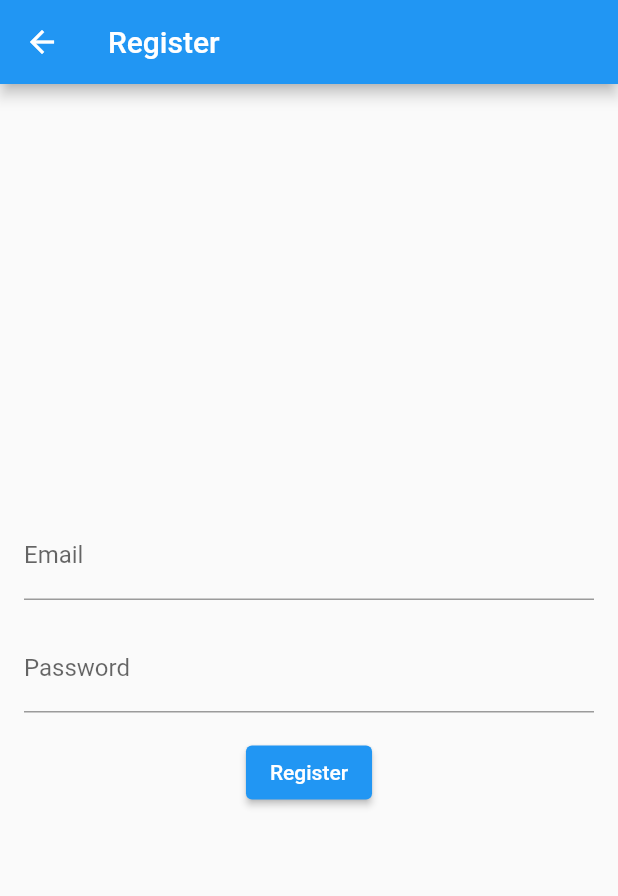
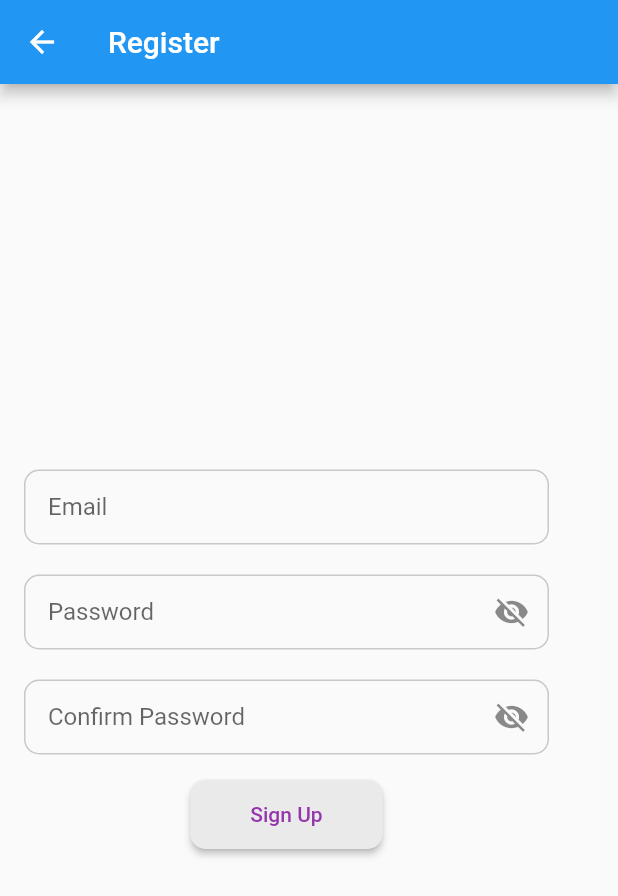
Before and after one commit to George535220173/UAS_E-MONEY, a Flutter app: the RegisterPage screen opened directly, on a phone screen of 412 x 824 dp. Shown: the top 896 px of the screen. Run offline on Flutter 3.47's test engine with Material 2 defaults, Android fonts, the phone set to English and light mode, and no system bars; network calls fail.

Commit message:
Update register.dart

```diff
--- a/lib/registerlogin/register.dart
+++ b/lib/registerlogin/register.dart
@@ -9,6 +9,9 @@ class RegisterPage extends StatefulWidget {
 class _RegisterPageState extends State<RegisterPage> {
   TextEditingController emailController = TextEditingController();
   TextEditingController passwordController = TextEditingController();
+  TextEditingController confirmPasswordController = TextEditingController();
+  bool isPasswordVisible = false;
+  bool isConfirmPasswordVisible = false;
 
   @override
   Widget build(BuildContext context) {
@@ -21,36 +24,132 @@ class _RegisterPageState extends State<RegisterPage> {
         child: Column(
           mainAxisAlignment: MainAxisAlignment.center,
           children: [
-            TextField(
+            // Box Email
+            Container(
+              width: 350,
+              decoration: BoxDecoration(
+                border: Border.all(
+                  color: Color.fromARGB(255, 0, 0, 0).withOpacity(0.2),
+                ),
+                borderRadius: BorderRadius.circular(10.0),
+              ),
+              child: TextField(
                 controller: emailController,
                 decoration: InputDecoration(
                   labelText: 'Email',
+                  border: InputBorder.none,
+                  contentPadding: EdgeInsets.symmetric(horizontal: 15.0),
+                ),
+              ),
+            ),
+            SizedBox(height: 20),
+
+            // Box Password
+            Container(
+              width: 350,
+              decoration: BoxDecoration(
+                border: Border.all(
+                  color: const Color.fromARGB(255, 0, 0, 0).withOpacity(0.2),
+                ),
+                borderRadius: BorderRadius.circular(10.0),
+              ),
+              child: TextField(
+                controller: passwordController,
+                obscureText: !isPasswordVisible,
+                decoration: InputDecoration(
+                  labelText: 'Password',
+                  suffixIcon: IconButton(
+                    icon: isPasswordVisible
+                        ? Icon(Icons.visibility)
+                        : Icon(Icons.visibility_off),
+                    onPressed: () {
+                      setState(() {
+                        isPasswordVisible = !isPasswordVisible;
+                      });
+                    },
+                  ),
+                  border: InputBorder.none,
+                  contentPadding: EdgeInsets.symmetric(horizontal: 15.0),
+                ),
+              ),
+            ),
+            SizedBox(height: 20),
+
+            // Box Confirm Password
+            Container(
+              width: 350,
+              decoration: BoxDecoration(
+                border: Border.all(
+                  color: const Color.fromARGB(255, 0, 0, 0).withOpacity(0.2),
+                ),
+                borderRadius: BorderRadius.circular(10.0),
+              ),
+              child: TextField(
+                controller: confirmPasswordController,
+                obscureText: !isConfirmPasswordVisible,
+                decoration: InputDecoration(
+                  labelText: 'Confirm Password',
+                  suffixIcon: IconButton(
+                    icon: isConfirmPasswordVisible
+                        ? Icon(Icons.visibility)
+                        : Icon(Icons.visibility_off),
+                    onPressed: () {
+                      setState(() {
+                        isConfirmPasswordVisible = !isConfirmPasswordVisible;
+                      });
+                    },
+                  ),
+                  border: InputBorder.none,
+                  contentPadding: EdgeInsets.symmetric(horizontal: 15.0),
+                ),
               ),
             ),
             SizedBox(height: 16),
-            TextField(
-              controller: passwordController,
-              decoration: InputDecoration(
-                labelText: 'Password',
-              ),
-              obscureText: true,
-            ),
-            SizedBox(height: 16),
+
+            // Sign Up Button
             ElevatedButton(
               onPressed: () {
-                // Simpan informasi registrasi (misalnya, di database)
-                String email = emailController.text;
-                String password = passwordController.text;
+                // Validate email and password
+                bool isEmailValid = emailController.text.endsWith('@gmail.com');
+                bool isPasswordMatch =
+                    passwordController.text == confirmPasswordController.text;
 
-                // Pindah ke halaman login setelah registrasi
+                if (!isEmailValid) {
+                  ScaffoldMessenger.of(context).showSnackBar(
+                    SnackBar(
+                      content: Text('Invalid email format'),
+                      backgroundColor: Colors.red,
+                    ),
+                  );
+                } else if (!isPasswordMatch) {
+                  ScaffoldMessenger.of(context).showSnackBar(
+                    SnackBar(
+                      content: Text('Password does not match'),
+                      backgroundColor: Colors.red,
+                    ),
+                  );
+                } else {
+                  // Register logic here
+
+                  // Move to login page after successful registration
                   Navigator.push(
                     context,
                     MaterialPageRoute(
                       builder: (context) => LoginPage(),
                     ),
                   );
+                }
               },
-              child: Text('Register'),
+
+              style: ElevatedButton.styleFrom(
+                primary: Color.fromARGB(255, 234, 234, 234), // Background color
+                onPrimary: Color.fromARGB(255, 149, 53, 173), // Text color
+                padding: EdgeInsets.symmetric(horizontal: 40, vertical: 15),
+                shape: RoundedRectangleBorder(
+                  borderRadius: BorderRadius.circular(10.0),
+                ),
+              ),
+              child: Text('Sign Up'),
             ),
           ],
         ),
```
Lines whose indentation alone changed are shown as unchanged.
